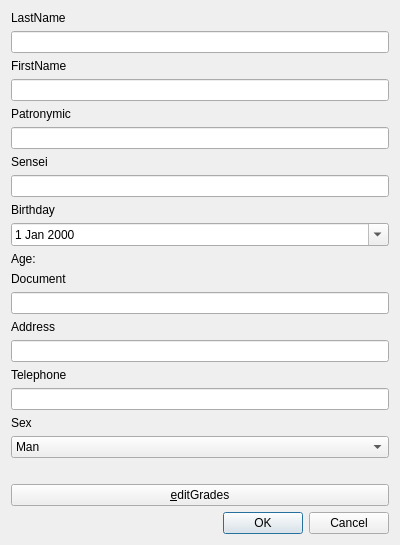
Syjgin/gakuseibesu, file gakuseibesu/addnewprofiledialog.ui: the form before one commit.
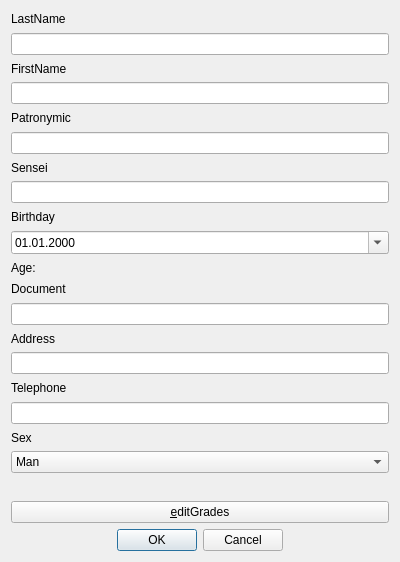
The form after the commit.

Patch:
```diff
--- a/gakuseibesu/addnewprofiledialog.ui
+++ b/gakuseibesu/addnewprofiledialog.ui
@@ -7,7 +7,7 @@
     <x>0</x>
     <y>0</y>
     <width>400</width>
-    <height>542</height>
+    <height>562</height>
    </rect>
   </property>
   <property name="windowTitle">
@@ -63,6 +63,9 @@
    </item>
    <item>
     <widget class="QDateEdit" name="dateEdit">
+     <property name="displayFormat">
+      <string>dd.MM.yyyy</string>
+     </property>
      <property name="calendarPopup">
       <bool>true</bool>
      </property>
@@ -152,6 +155,9 @@
      <property name="standardButtons">
       <set>QDialogButtonBox::Cancel|QDialogButtonBox::Ok</set>
      </property>
+     <property name="centerButtons">
+      <bool>true</bool>
+     </property>
     </widget>
    </item>
   </layout>
```
